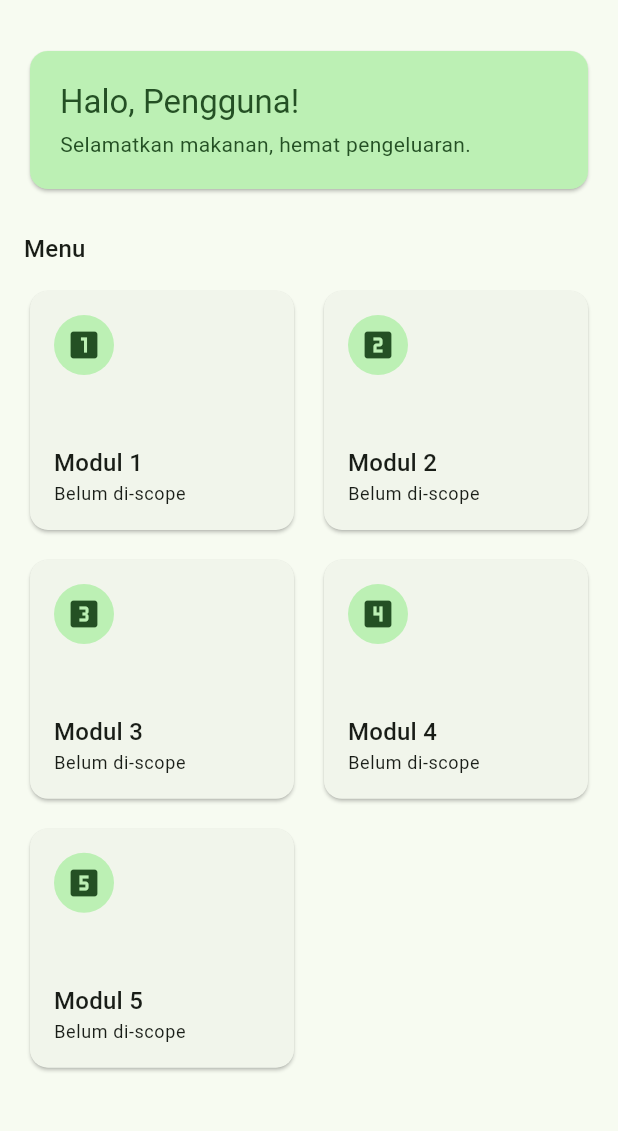
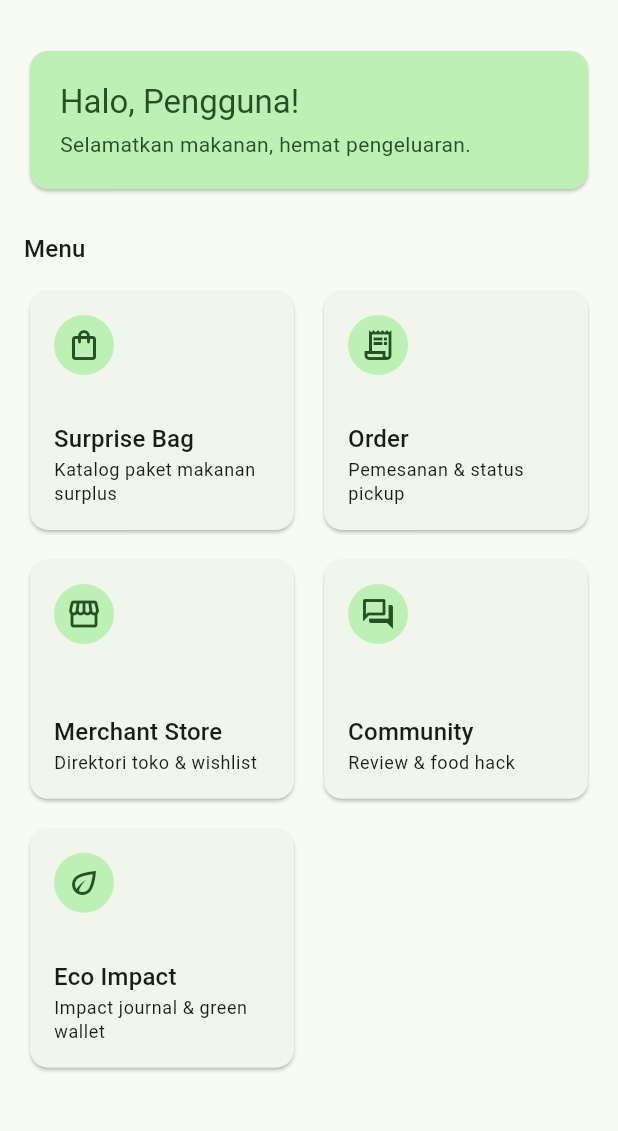
Before and after one commit to pbp-kelompok-a11/lastbite-mobile, a Flutter app: the HomePage screen opened directly, on a phone screen of 412 x 824 dp, the part 63-1194 px from its top. Run offline on Flutter 3.47's test engine with Material 3 defaults, Android fonts, the phone set to English and light mode, and no system bars; missing offline and left inert: pbp_django_auth.

Commit message:
feat: ganti placeholder modul sesuai pembagian di README

```diff
--- a/lib/modules/module_registry.dart
+++ b/lib/modules/module_registry.dart
@@ -5,42 +5,45 @@ import 'app_module.dart';
 /// Daftar modul aplikasi. Drawer dan menu di Beranda dibangun dari list ini,
 /// jadi menambah, menghapus, atau mengganti modul cukup di sini.
 ///
-/// Setelah scoping modul selesai:
-/// 1. Ganti `id`, `title`, `description`, `icon`, dan `pic` sesuai modul.
-///    Tambah/hapus entri supaya jumlahnya sama dengan jumlah anggota.
-/// 2. Kode modul ditaruh di folder sendiri, misal `lib/modules/merchant/`.
-/// 3. Kalau halaman asli sudah ada, isi `pageBuilder`, contoh:
-///      pageBuilder: (_) => const MerchantListPage(),
-// TODO(kelompok): isi setelah scoping modul disepakati.
+/// Cara menyambungkan halaman asli modul:
+/// 1. Taruh kode modul di folder sendiri, misal `lib/modules/merchant_store/`.
+/// 2. Isi `pageBuilder` dengan halaman utama modul, contoh:
+///      pageBuilder: (_) => const MerchantStorePage(),
+///    Selama `pageBuilder` kosong, yang tampil adalah halaman placeholder.
 final List<AppModule> appModules = [
   const AppModule(
-    id: 'modul_1',
-    title: 'Modul 1',
-    description: 'Belum di-scope',
-    icon: Icons.looks_one,
+    id: 'surprise_bag',
+    title: 'Surprise Bag',
+    description: 'Katalog paket makanan surplus',
+    icon: Icons.shopping_bag_outlined,
+    pic: 'Gde Maharta Putra Wicaksana Ridjasa',
   ),
   const AppModule(
-    id: 'modul_2',
-    title: 'Modul 2',
-    description: 'Belum di-scope',
-    icon: Icons.looks_two,
+    id: 'order',
+    title: 'Order',
+    description: 'Pemesanan & status pickup',
+    icon: Icons.receipt_long_outlined,
+    pic: 'Salwa Alyani Naznin',
   ),
   const AppModule(
-    id: 'modul_3',
-    title: 'Modul 3',
-    description: 'Belum di-scope',
-    icon: Icons.looks_3,
+    id: 'merchant_store',
+    title: 'Merchant Store',
+    description: 'Direktori toko & wishlist',
+    icon: Icons.storefront_outlined,
+    pic: 'Fathir Atha Rizki Tasril',
   ),
   const AppModule(
-    id: 'modul_4',
-    title: 'Modul 4',
-    description: 'Belum di-scope',
-    icon: Icons.looks_4,
+    id: 'community',
+    title: 'Community',
+    description: 'Review & food hack',
+    icon: Icons.forum_outlined,
+    pic: 'Azzam Zawawi Al Rasyid',
   ),
   const AppModule(
-    id: 'modul_5',
-    title: 'Modul 5',
-    description: 'Belum di-scope',
-    icon: Icons.looks_5,
+    id: 'eco_impact',
+    title: 'Eco Impact',
+    description: 'Impact journal & green wallet',
+    icon: Icons.eco_outlined,
+    pic: 'Khayla Syafira Ardiasih',
   ),
 ];
```
